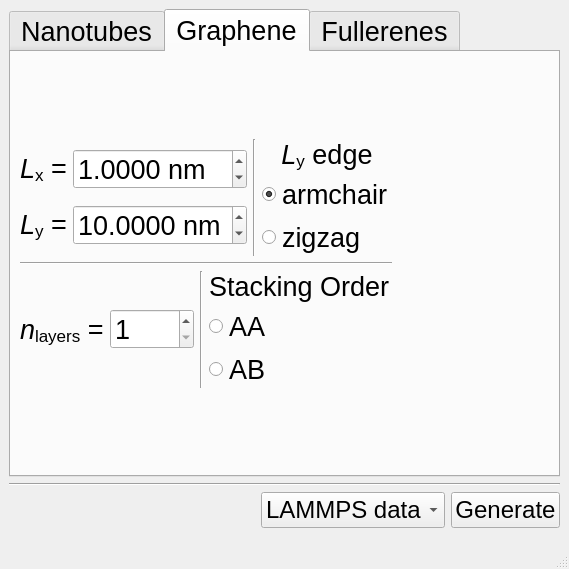
Before: the Qt Designer form sknano/nanogen_gui/nanogen_3.ui in scikit-nano/scikit-nano, drawn with Qt 5.
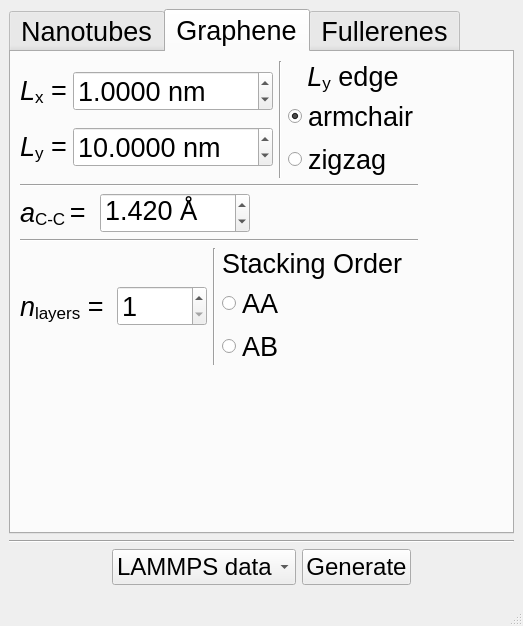
After: the same form once the commit is applied. The open tabs and pages were chosen to show the change.

What changed in the file:
```diff
--- a/sknano/nanogen_gui/nanogen_3.ui
+++ b/sknano/nanogen_gui/nanogen_3.ui
@@ -6,8 +6,8 @@
    <rect>
     <x>0</x>
     <y>0</y>
-    <width>569</width>
-    <height>569</height>
+    <width>523</width>
+    <height>626</height>
    </rect>
   </property>
   <property name="font">
@@ -20,7 +20,7 @@
    <string>NanoGen</string>
   </property>
   <widget class="QWidget" name="centralwidget">
-   <layout class="QVBoxLayout" name="verticalLayout_13">
+   <layout class="QVBoxLayout" name="verticalLayout_12">
     <item>
      <layout class="QVBoxLayout" name="verticalLayout_10">
       <item>
@@ -46,9 +46,9 @@
          </attribute>
          <layout class="QVBoxLayout" name="verticalLayout_5">
           <item>
-           <layout class="QHBoxLayout" name="horizontalLayout_14">
+           <layout class="QHBoxLayout" name="horizontalLayout_25">
             <item>
-             <layout class="QVBoxLayout" name="verticalLayout_7">
+             <layout class="QVBoxLayout" name="verticalLayout">
               <item>
                <layout class="QVBoxLayout" name="verticalLayout_2">
                 <item>
@@ -124,8 +124,6 @@
                </widget>
               </item>
               <item>
-               <layout class="QVBoxLayout" name="verticalLayout_6">
-                <item>
                  <layout class="QHBoxLayout" name="horizontalLayout_13">
                   <item>
                    <layout class="QHBoxLayout" name="horizontalLayout_3">
@@ -232,7 +230,83 @@
                  </widget>
                 </item>
                 <item>
-                 <layout class="QVBoxLayout" name="verticalLayout">
+               <layout class="QHBoxLayout" name="horizontalLayout_24">
+                <item>
+                 <layout class="QHBoxLayout" name="horizontalLayout_14">
+                  <item>
+                   <widget class="QLabel" name="label_8">
+                    <property name="font">
+                     <font>
+                      <pointsize>20</pointsize>
+                     </font>
+                    </property>
+                    <property name="text">
+                     <string>&lt;html&gt;&lt;head/&gt;&lt;body&gt;&lt;p&gt;&lt;span style=&quot; font-style:italic;&quot;&gt;a&lt;/span&gt;&lt;span style=&quot; vertical-align:sub;&quot;&gt;C-C &lt;/span&gt;= &lt;/p&gt;&lt;/body&gt;&lt;/html&gt;</string>
+                    </property>
+                   </widget>
+                  </item>
+                  <item>
+                   <widget class="QDoubleSpinBox" name="bond_doubleSpinBox">
+                    <property name="sizePolicy">
+                     <sizepolicy hsizetype="Expanding" vsizetype="Fixed">
+                      <horstretch>0</horstretch>
+                      <verstretch>0</verstretch>
+                     </sizepolicy>
+                    </property>
+                    <property name="minimumSize">
+                     <size>
+                      <width>150</width>
+                      <height>0</height>
+                     </size>
+                    </property>
+                    <property name="font">
+                     <font>
+                      <pointsize>20</pointsize>
+                     </font>
+                    </property>
+                    <property name="inputMethodHints">
+                     <set>Qt::ImhFormattedNumbersOnly</set>
+                    </property>
+                    <property name="readOnly">
+                     <bool>false</bool>
+                    </property>
+                    <property name="suffix">
+                     <string> Å</string>
+                    </property>
+                    <property name="decimals">
+                     <number>3</number>
+                    </property>
+                    <property name="minimum">
+                     <double>0.500000000000000</double>
+                    </property>
+                    <property name="maximum">
+                     <double>10.000000000000000</double>
+                    </property>
+                    <property name="singleStep">
+                     <double>0.010000000000000</double>
+                    </property>
+                    <property name="value">
+                     <double>1.420000000000000</double>
+                    </property>
+                   </widget>
+                  </item>
+                 </layout>
+                </item>
+                <item>
+                 <spacer name="horizontalSpacer_6">
+                  <property name="orientation">
+                   <enum>Qt::Horizontal</enum>
+                  </property>
+                  <property name="sizeHint" stdset="0">
+                   <size>
+                    <width>40</width>
+                    <height>20</height>
+                   </size>
+                  </property>
+                 </spacer>
+                </item>
+               </layout>
+              </item>
                   <item>
                    <layout class="QHBoxLayout" name="horizontalLayout_10">
                     <item>
@@ -285,6 +359,12 @@
                           <verstretch>0</verstretch>
                          </sizepolicy>
                         </property>
+                    <property name="minimumSize">
+                     <size>
+                      <width>200</width>
+                      <height>0</height>
+                     </size>
+                    </property>
                         <property name="font">
                          <font>
                           <pointsize>20</pointsize>
@@ -370,6 +450,12 @@
                           <verstretch>0</verstretch>
                          </sizepolicy>
                         </property>
+                    <property name="minimumSize">
+                     <size>
+                      <width>200</width>
+                      <height>0</height>
+                     </size>
+                    </property>
                         <property name="font">
                          <font>
                           <pointsize>20</pointsize>
@@ -455,6 +541,12 @@
                           <verstretch>0</verstretch>
                          </sizepolicy>
                         </property>
+                    <property name="minimumSize">
+                     <size>
+                      <width>200</width>
+                      <height>0</height>
+                     </size>
+                    </property>
                         <property name="font">
                          <font>
                           <pointsize>20</pointsize>
@@ -487,12 +579,8 @@
                   </item>
                  </layout>
                 </item>
-               </layout>
-              </item>
-             </layout>
-            </item>
             <item>
-             <spacer name="horizontalSpacer_6">
+             <spacer name="horizontalSpacer_8">
               <property name="orientation">
                <enum>Qt::Horizontal</enum>
               </property>
@@ -512,24 +600,13 @@
          <attribute name="title">
           <string>Graphene</string>
          </attribute>
-         <layout class="QVBoxLayout" name="verticalLayout_12">
-          <item>
-           <layout class="QHBoxLayout" name="horizontalLayout_23">
-            <item>
              <layout class="QVBoxLayout" name="verticalLayout_8">
               <item>
-               <spacer name="verticalSpacer">
-                <property name="orientation">
-                 <enum>Qt::Vertical</enum>
-                </property>
-                <property name="sizeHint" stdset="0">
-                 <size>
-                  <width>20</width>
-                  <height>40</height>
-                 </size>
-                </property>
-               </spacer>
-              </item>
+           <layout class="QVBoxLayout" name="verticalLayout_6">
+            <item>
+             <layout class="QHBoxLayout" name="horizontalLayout_27">
+              <item>
+               <layout class="QVBoxLayout" name="verticalLayout_7">
               <item>
                <layout class="QHBoxLayout" name="horizontalLayout_20">
                 <item>
@@ -554,7 +631,7 @@
                        <widget class="QDoubleSpinBox" name="width_doubleSpinBox">
                         <property name="minimumSize">
                          <size>
-                          <width>150</width>
+                            <width>200</width>
                           <height>0</height>
                          </size>
                         </property>
@@ -594,7 +671,7 @@
                        <widget class="QDoubleSpinBox" name="length_doubleSpinBox">
                         <property name="minimumSize">
                          <size>
-                          <width>150</width>
+                            <width>200</width>
                           <height>0</height>
                          </size>
                         </property>
@@ -670,6 +747,91 @@
                 </property>
                </widget>
               </item>
+                <item>
+                 <layout class="QHBoxLayout" name="horizontalLayout_26">
+                  <item>
+                   <layout class="QHBoxLayout" name="horizontalLayout_23">
+                    <item>
+                     <widget class="QLabel" name="label_15">
+                      <property name="font">
+                       <font>
+                        <pointsize>20</pointsize>
+                       </font>
+                      </property>
+                      <property name="text">
+                       <string>&lt;html&gt;&lt;head/&gt;&lt;body&gt;&lt;p&gt;&lt;span style=&quot; font-style:italic;&quot;&gt;a&lt;/span&gt;&lt;span style=&quot; vertical-align:sub;&quot;&gt;C-C &lt;/span&gt;= &lt;/p&gt;&lt;/body&gt;&lt;/html&gt;</string>
+                      </property>
+                     </widget>
+                    </item>
+                    <item>
+                     <widget class="QDoubleSpinBox" name="gg_bond_doubleSpinBox">
+                      <property name="sizePolicy">
+                       <sizepolicy hsizetype="Expanding" vsizetype="Fixed">
+                        <horstretch>0</horstretch>
+                        <verstretch>0</verstretch>
+                       </sizepolicy>
+                      </property>
+                      <property name="minimumSize">
+                       <size>
+                        <width>150</width>
+                        <height>0</height>
+                       </size>
+                      </property>
+                      <property name="font">
+                       <font>
+                        <pointsize>20</pointsize>
+                       </font>
+                      </property>
+                      <property name="inputMethodHints">
+                       <set>Qt::ImhFormattedNumbersOnly</set>
+                      </property>
+                      <property name="readOnly">
+                       <bool>false</bool>
+                      </property>
+                      <property name="suffix">
+                       <string> Å</string>
+                      </property>
+                      <property name="decimals">
+                       <number>3</number>
+                      </property>
+                      <property name="minimum">
+                       <double>0.500000000000000</double>
+                      </property>
+                      <property name="maximum">
+                       <double>10.000000000000000</double>
+                      </property>
+                      <property name="singleStep">
+                       <double>0.010000000000000</double>
+                      </property>
+                      <property name="value">
+                       <double>1.420000000000000</double>
+                      </property>
+                     </widget>
+                    </item>
+                   </layout>
+                  </item>
+                  <item>
+                   <spacer name="horizontalSpacer_9">
+                    <property name="orientation">
+                     <enum>Qt::Horizontal</enum>
+                    </property>
+                    <property name="sizeHint" stdset="0">
+                     <size>
+                      <width>40</width>
+                      <height>20</height>
+                     </size>
+                    </property>
+                   </spacer>
+                  </item>
+                 </layout>
+                </item>
+                <item>
+                 <widget class="Line" name="line_7">
+                  <property name="orientation">
+                   <enum>Qt::Horizontal</enum>
+                  </property>
+                 </widget>
+                </item>
               <item>
                <layout class="QHBoxLayout" name="horizontalLayout_22">
                 <item>
@@ -766,19 +928,6 @@
                 </item>
                </layout>
               </item>
-              <item>
-               <spacer name="verticalSpacer_2">
-                <property name="orientation">
-                 <enum>Qt::Vertical</enum>
-                </property>
-                <property name="sizeHint" stdset="0">
-                 <size>
-                  <width>20</width>
-                  <height>40</height>
-                 </size>
-                </property>
-               </spacer>
-              </item>
              </layout>
             </item>
             <item>
@@ -796,6 +945,21 @@
             </item>
            </layout>
           </item>
+            <item>
+             <spacer name="verticalSpacer">
+              <property name="orientation">
+               <enum>Qt::Vertical</enum>
+              </property>
+              <property name="sizeHint" stdset="0">
+               <size>
+                <width>20</width>
+                <height>40</height>
+               </size>
+              </property>
+             </spacer>
+            </item>
+           </layout>
+          </item>
          </layout>
         </widget>
         <widget class="QWidget" name="fullerene_generators">
@@ -871,6 +1035,19 @@
           </property>
          </widget>
         </item>
+        <item>
+         <spacer name="horizontalSpacer_10">
+          <property name="orientation">
+           <enum>Qt::Horizontal</enum>
+          </property>
+          <property name="sizeHint" stdset="0">
+           <size>
+            <width>40</width>
+            <height>20</height>
+           </size>
+          </property>
+         </spacer>
+        </item>
        </layout>
       </item>
      </layout>
```
Lines whose indentation alone changed are shown as unchanged.
